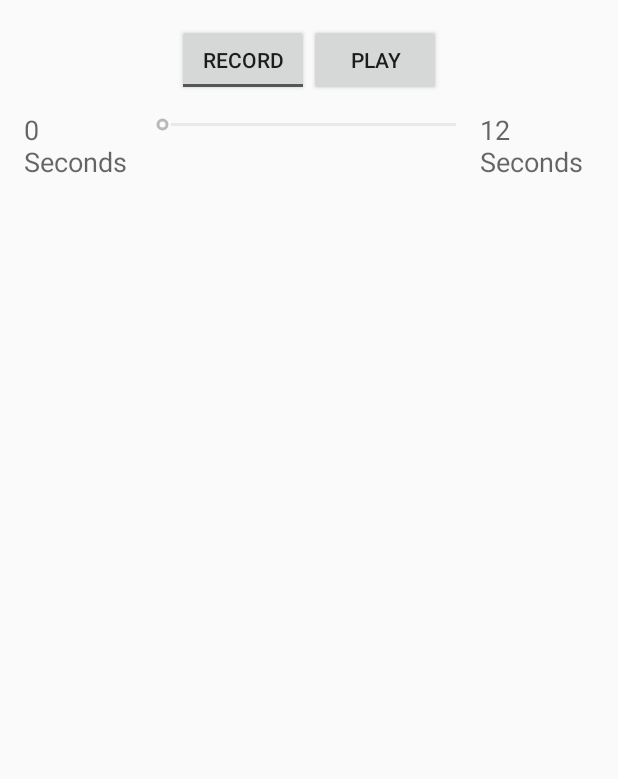
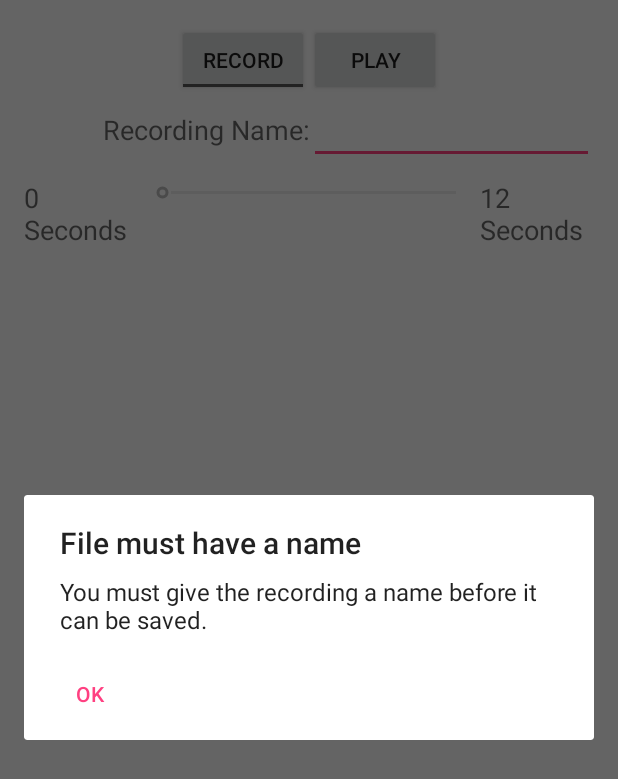
Before and after one commit to Kaan0200/MobileComp397_Final, an Android app: the RecordActivity screen opened directly, with no data from a screen before it, after a tap on "PLAY", on a phone screen of 412 x 824 dp. Shown: the top 779 px of the screen. Run offline under Robolectric (Android 15) with nearby library versions, the phone set to English and light mode, and no system bars; 1 statement that could not run was skipped.

Commit message:
textbox filename

```diff
--- a/app/src/main/java/com/example/kaan/vocomaster3000/RecordActivity.java
+++ b/app/src/main/java/com/example/kaan/vocomaster3000/RecordActivity.java
@@ -1,5 +1,7 @@
 package com.example.kaan.vocomaster3000;
 
+import android.app.AlertDialog;
+import android.content.DialogInterface;
 import android.content.Intent;
 import android.media.MediaPlayer;
 import android.media.MediaRecorder;
@@ -10,6 +12,7 @@ import android.util.Log;
 import android.view.View;
 import android.widget.Button;
 import android.widget.CompoundButton;
+import android.widget.EditText;
 import android.widget.SeekBar;
 import android.widget.ToggleButton;
 
@@ -31,6 +34,8 @@ public class RecordActivity extends AppCompatActivity {
     private SeekBar mProgress;
     private ToggleButton mRecordButton;
     private Button mPlayButton = null;
+    private EditText mFileNameTextEntry;
+
     private MediaRecorder mRecorder = null;
     private MediaPlayer mPlayer = null;
 
@@ -41,6 +46,8 @@ public class RecordActivity extends AppCompatActivity {
     protected void onCreate(Bundle savedInstanceState) {
         super.onCreate(savedInstanceState);
         setContentView(R.layout.activity_record);
+
+        mFileNameTextEntry = (EditText) findViewById(R.id.fileNameTextField);
 
         mProgress = (SeekBar) findViewById(R.id.recordBar);
         mProgress.setEnabled(false);
@@ -100,7 +107,7 @@ public class RecordActivity extends AppCompatActivity {
     }
 
     private void startPlaying() {
-        if (mFileName != null) {
+        if (!mFileName.isEmpty() || mFileName != null) {
             mPlayer = new MediaPlayer();
             mPlayButton.setText("Stop");
             try {
@@ -110,6 +117,16 @@ public class RecordActivity extends AppCompatActivity {
             } catch (IOException e) {
                 Log.e(LOG_TAG, "prepare() failed");
             }
+        } else {
+            new AlertDialog.Builder(this)
+                    .setTitle("File must have a name")
+                    .setMessage("You must give the recording a name before it can be saved.")
+                    .setNeutralButton(android.R.string.ok, new DialogInterface.OnClickListener() {
+                        @Override
+                        public void onClick(DialogInterface dialogInterface, int i) {
+                            // nothing
+                        }
+                    }).show();
         }
     }
 
@@ -128,15 +145,14 @@ public class RecordActivity extends AppCompatActivity {
         mRecordButton.setText("Stop");
         mPlayButton.setEnabled(false);
 
-        // Make filename from timestamp
-        Date date = new Date();
-        DateFormat dateFormat = new SimpleDateFormat("yyyyMMdd-HHmmss");
-        mFileName = dateFormat.format(date);      // 20151123-15:59:48
+        // Make filename from textEntry
+        String mFileName = mFileNameTextEntry.getText().toString();
+
         String filename = Environment.getExternalStorageDirectory().getAbsolutePath();
         filename += mFileName;
 
         mRecorder = new MediaRecorder();
-        mRecorder.setAudioSource(MediaRecorder.AudioSource.MIC);
+        mRecorder.setAudioSource(MediaRecorder.AudioSource.DEFAULT);
         mRecorder.setOutputFormat(MediaRecorder.OutputFormat.MPEG_4);
         mRecorder.setAudioEncoder(MediaRecorder.AudioEncoder.DEFAULT);
         mRecorder.setOutputFile(filename);
--- a/app/src/main/res/layout/activity_record.xml
+++ b/app/src/main/res/layout/activity_record.xml
@@ -38,6 +38,28 @@
             android:orientation="horizontal"
             android:layout_width="match_parent"
             android:layout_height="match_parent"
+            android:weightSum="2">
+
+            <TextView
+                android:layout_width="0dp"
+                android:layout_height="wrap_content"
+                android:textAppearance="?android:attr/textAppearanceMedium"
+                android:text="Recording Name:"
+                android:id="@+id/nameLabelTextView"
+                android:layout_weight="1"
+                android:gravity="right" />
+
+            <EditText
+                android:layout_width="0dp"
+                android:layout_height="wrap_content"
+                android:id="@+id/fileNameTextField"
+                android:layout_weight="1" />
+        </LinearLayout>
+
+        <LinearLayout
+            android:orientation="horizontal"
+            android:layout_width="match_parent"
+            android:layout_height="match_parent"
             android:weightSum="5"
             android:layout_marginBottom="10dp"
             android:layout_marginTop="10dp">
@@ -66,5 +88,7 @@
                 android:layout_weight="1" />
 
         </LinearLayout>
+
     </LinearLayout>
+
 </RelativeLayout>
```
